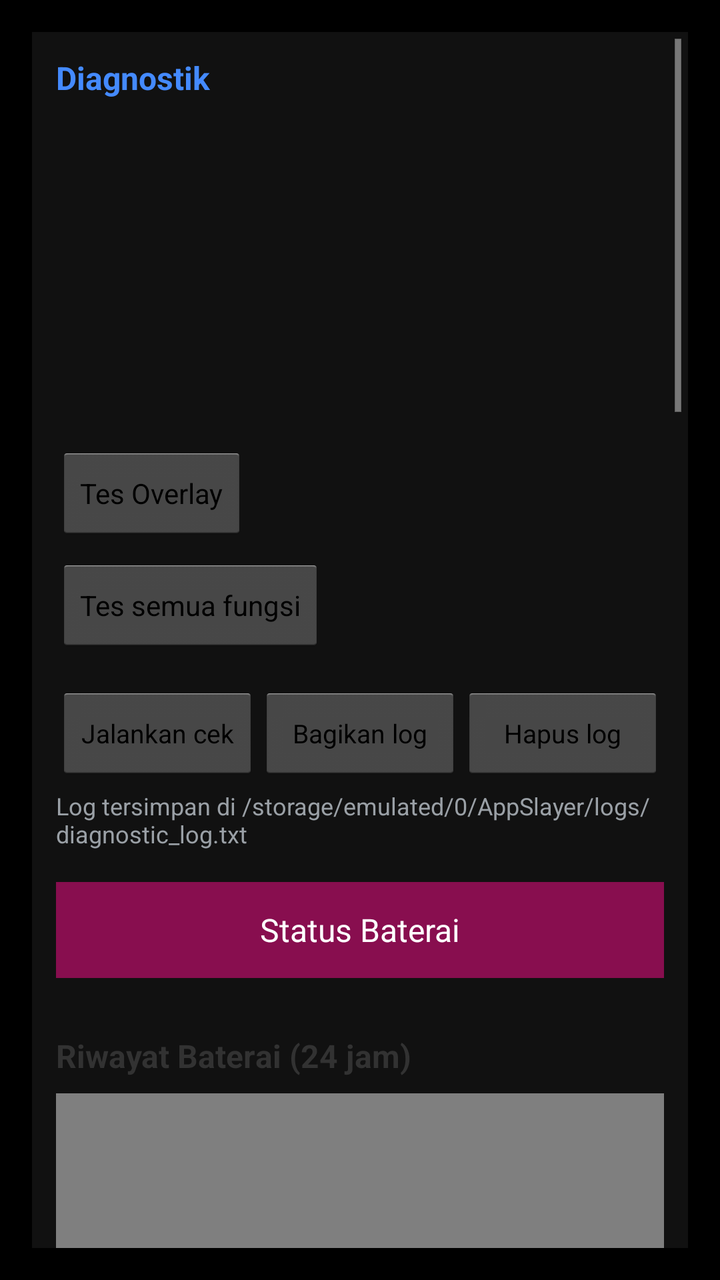
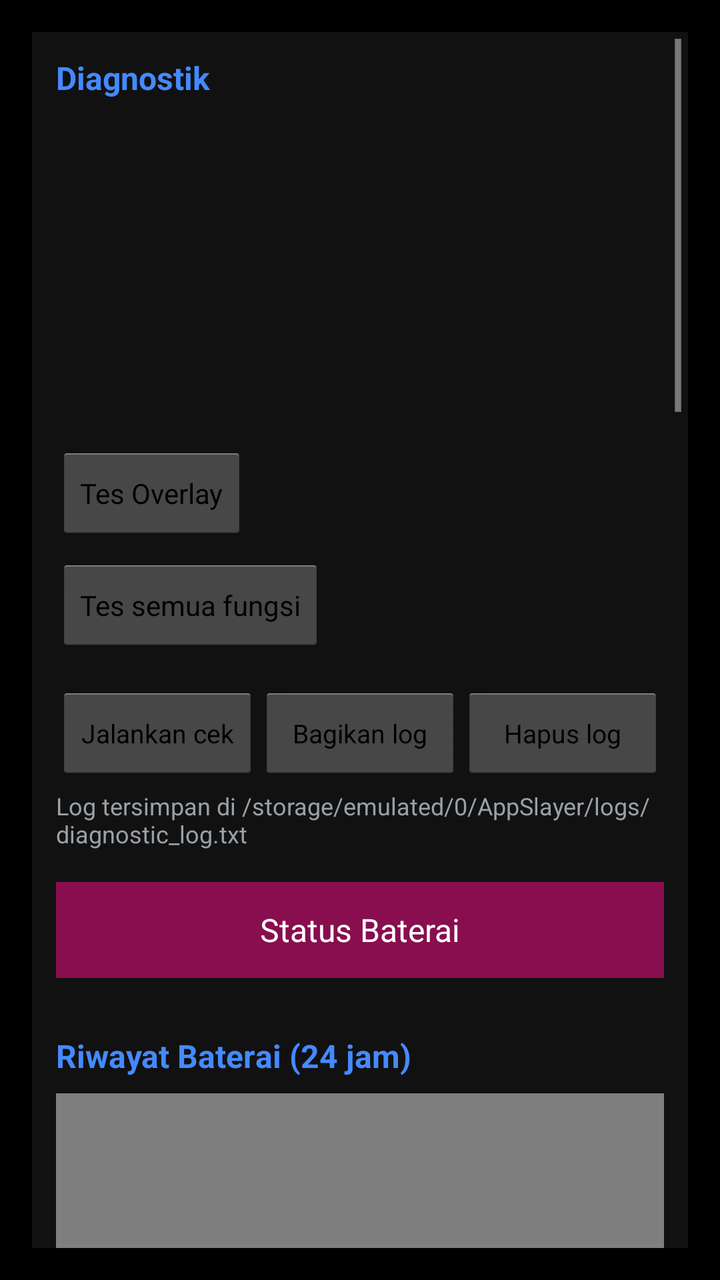

Before-and-after screenshots of an Android layout around one commit, followed by the original layout XML and the change that was made.
<!-- AndroidManifest.xml: activity theme android:Theme.Holo.Light.DarkActionBar -->
<!-- res/layout/activity_floating_monitor.xml -->
<?xml version="1.0" encoding="utf-8"?>
<ScrollView xmlns:android="http://schemas.android.com/apk/res/android" android:background="#000000" android:padding="16dp" android:fitsSystemWindows="true" android:layout_width="match_parent" android:layout_height="match_parent">
    <LinearLayout android:orientation="vertical" android:id="@+id/monitorContainer" android:background="#111111" android:padding="12dp" android:layout_width="match_parent" android:layout_height="wrap_content">
        <TextView android:textSize="16sp" android:textStyle="bold" android:textColor="#448aff" android:layout_width="match_parent" android:layout_height="wrap_content" android:layout_marginBottom="8dp" android:text="@string/diag_title"/>
        <TextView android:id="@+id/diagPermission" android:textSize="14sp" android:textColor="#ffffff" android:layout_width="match_parent" android:layout_height="wrap_content" android:layout_marginBottom="4dp"/>
        <TextView android:id="@+id/diagService" android:textSize="14sp" android:textColor="#ffffff" android:layout_width="match_parent" android:layout_height="wrap_content" android:layout_marginBottom="4dp"/>
        <TextView android:id="@+id/diagWindows" android:textSize="14sp" android:textColor="#ffffff" android:layout_width="match_parent" android:layout_height="wrap_content" android:layout_marginBottom="4dp"/>
        <TextView android:id="@+id/diagEnabledService" android:textSize="14sp" android:textColor="#ffffff" android:layout_width="match_parent" android:layout_height="wrap_content" android:layout_marginBottom="4dp"/>
        <TextView android:id="@+id/diagLastAdd" android:textSize="14sp" android:textColor="#ffffff" android:layout_width="match_parent" android:layout_height="wrap_content" android:layout_marginBottom="4dp"/>
        <TextView android:id="@+id/diagNotifPermission" android:textSize="14sp" android:textColor="#ffffff" android:layout_width="match_parent" android:layout_height="wrap_content" android:layout_marginBottom="4dp"/>
        <TextView android:id="@+id/diagNotifService" android:textSize="14sp" android:textColor="#ffffff" android:layout_width="match_parent" android:layout_height="wrap_content" android:layout_marginBottom="8dp"/>
        <Button android:textSize="14sp" android:id="@+id/btnTestOverlay" android:layout_width="wrap_content" android:layout_height="wrap_content" android:layout_marginBottom="8dp" android:text="@string/diag_test"/>
        <Button android:textSize="14sp" android:id="@+id/btnTestFunctions" android:layout_width="wrap_content" android:layout_height="wrap_content" android:layout_marginBottom="16dp" android:text="@string/btn_test_functions"/>
        <LinearLayout android:orientation="horizontal" android:layout_width="match_parent" android:layout_height="wrap_content" android:layout_marginBottom="4dp">
            <Button android:textSize="13sp" android:id="@+id/btnRunChecks" android:layout_width="0dp" android:layout_weight="1" android:layout_height="wrap_content" android:text="@string/diag_run_checks"/>
            <Button android:textSize="13sp" android:id="@+id/btnShareLog" android:layout_width="0dp" android:layout_weight="1" android:layout_height="wrap_content" android:text="@string/diag_share_log"/>
            <Button android:textSize="13sp" android:id="@+id/btnClearLog" android:layout_width="0dp" android:layout_weight="1" android:layout_height="wrap_content" android:text="@string/diag_clear_log"/>
        </LinearLayout>
        <TextView android:id="@+id/diagLogPathHint" android:textSize="12sp" android:textColor="#9aa0a6" android:layout_width="match_parent" android:layout_height="wrap_content" android:layout_marginBottom="16dp" android:text="@string/diag_log_path_hint"/>
        <Button android:textSize="16sp" android:textColor="#ffffff" android:id="@+id/btnBatteryStatus" android:background="#880e4f" android:layout_width="match_parent" android:layout_height="wrap_content" android:layout_marginBottom="12dp" android:text="@string/battery_status"/>
        <TextView android:layout_width="wrap_content" android:layout_height="wrap_content" android:layout_marginTop="16dp" android:text="@string/battery_history_title" android:textSize="16sp" android:textStyle="bold"/>
        <com.appslayer.official.BatteryGraphView android:id="@+id/batteryGraph" android:layout_width="match_parent" android:layout_height="180dp" android:layout_marginTop="8dp"/>
        <TextView android:id="@+id/batteryHistorySummary" android:layout_width="wrap_content" android:layout_height="wrap_content" android:layout_marginTop="8dp" android:textSize="13sp"/>
        <TextView android:id="@+id/batteryHistoryHint" android:layout_width="match_parent" android:layout_height="wrap_content" android:layout_marginTop="4dp" android:textSize="13sp" android:textColor="#ffb300" android:text="@string/battery_history_hint" android:visibility="gone"/>
        <TextView android:layout_width="wrap_content" android:layout_height="wrap_content" android:layout_marginTop="16dp" android:text="@string/temp_sensors_title" android:textSize="16sp" android:textStyle="bold"/>
        <TextView android:id="@+id/tempSensorList" android:layout_width="match_parent" android:layout_height="wrap_content" android:layout_marginTop="8dp" android:textSize="13sp"/>
        <TextView android:textSize="18sp" android:textStyle="bold" android:textColor="#448aff" android:layout_width="match_parent" android:layout_height="wrap_content" android:layout_marginBottom="12dp" android:text="@string/settings_title"/>
        <TextView android:textSize="16sp" android:textColor="#ffffff" android:layout_width="match_parent" android:layout_height="wrap_content" android:text="@string/transparency"/>
        <SeekBar android:id="@+id/seekTransparency" android:layout_width="match_parent" android:layout_height="wrap_content"/>
        <TextView android:textSize="16sp" android:textColor="#ffffff" android:layout_width="match_parent" android:layout_height="wrap_content" android:layout_marginTop="12dp" android:text="@string/text_size"/>
        <SeekBar android:id="@+id/seekTextSize" android:layout_width="match_parent" android:layout_height="wrap_content" android:layout_marginBottom="16dp"/>
        <Switch android:textSize="16sp" android:textColor="#ffffff" android:id="@+id/switchSnapToBar" android:layout_width="match_parent" android:layout_height="wrap_content" android:layout_marginBottom="12dp" android:text="@string/snap_to_bar"/>
        <Switch android:textSize="16sp" android:textColor="#ffffff" android:id="@+id/switchClickThrough" android:layout_width="match_parent" android:layout_height="wrap_content" android:layout_marginBottom="12dp" android:text="@string/click_through"/>
        <Switch android:textSize="16sp" android:textColor="#ffffff" android:id="@+id/switchFullscreen" android:layout_width="match_parent" android:layout_height="wrap_content" android:layout_marginBottom="12dp" android:text="@string/disable_fullscreen"/>
        <Switch android:textSize="16sp" android:textColor="#ffffff" android:id="@+id/switchLandscape" android:layout_width="match_parent" android:layout_height="wrap_content" android:layout_marginBottom="12dp" android:text="@string/disable_landscape"/>
        <Switch android:textSize="16sp" android:textColor="#ffffff" android:id="@+id/switchDarkText" android:layout_width="match_parent" android:layout_height="wrap_content" android:layout_marginBottom="12dp" android:text="@string/dark_text"/>
        <Switch android:textSize="16sp" android:textColor="#ffffff" android:id="@+id/switchTextShadow" android:layout_width="match_parent" android:layout_height="wrap_content" android:layout_marginBottom="12dp" android:text="@string/text_shadow"/>
        <Switch android:textSize="16sp" android:textColor="#ffffff" android:id="@+id/switchBoot" android:layout_width="match_parent" android:layout_height="wrap_content" android:layout_marginBottom="16dp" android:text="@string/start_on_boot"/>
        <TextView android:textSize="16sp" android:textStyle="bold" android:textColor="#ffffff" android:layout_width="match_parent" android:layout_height="wrap_content" android:layout_marginTop="16dp" android:layout_marginBottom="8dp" android:text="@string/monitor_style_title"/>
        <RadioGroup android:id="@+id/radioMonitorStyle" android:orientation="horizontal" android:layout_width="match_parent" android:layout_height="wrap_content" android:layout_marginBottom="12dp">
            <RadioButton android:id="@+id/radioStyleClassic" android:textSize="16sp" android:textColor="#ffffff" android:layout_width="wrap_content" android:layout_height="wrap_content" android:layout_marginEnd="24dp" android:text="@string/monitor_style_classic"/>
            <RadioButton android:id="@+id/radioStyleMini" android:textSize="16sp" android:textColor="#ffffff" android:layout_width="wrap_content" android:layout_height="wrap_content" android:text="@string/monitor_style_mini"/>
        </RadioGroup>
        <TextView android:textSize="16sp" android:textStyle="bold" android:textColor="#448aff" android:layout_width="match_parent" android:layout_height="wrap_content" android:layout_marginBottom="8dp" android:text="@string/monitor_title"/>
        <Switch android:textSize="16sp" android:textColor="#ffffff" android:id="@+id/switchCpu" android:layout_width="match_parent" android:layout_height="wrap_content" android:layout_marginBottom="12dp" android:text="@string/monitor_cpu"/>
        <Switch android:textSize="16sp" android:textColor="#ffffff" android:id="@+id/switchTemp" android:layout_width="match_parent" android:layout_height="wrap_content" android:layout_marginBottom="12dp" android:text="@string/monitor_temp"/>
        <Switch android:textSize="16sp" android:textColor="#ffffff" android:id="@+id/switchBattery" android:layout_width="match_parent" android:layout_height="wrap_content" android:layout_marginBottom="12dp" android:text="@string/monitor_battery"/>
        <Switch android:textSize="16sp" android:textColor="#ffffff" android:id="@+id/switchRam" android:layout_width="match_parent" android:layout_height="wrap_content" android:layout_marginBottom="12dp" android:text="@string/monitor_ram"/>
        <Switch android:textSize="16sp" android:textColor="#ffffff" android:id="@+id/switchBatteryCurrent" android:layout_width="match_parent" android:layout_height="wrap_content" android:layout_marginBottom="12dp" android:text="@string/monitor_current"/>
        <Switch android:textSize="16sp" android:textColor="#ffffff" android:id="@+id/switchSignal" android:layout_width="match_parent" android:layout_height="wrap_content" android:layout_marginBottom="12dp" android:text="@string/monitor_signal"/>
        <Switch android:textSize="16sp" android:textColor="#ffffff" android:id="@+id/switchFps" android:layout_width="match_parent" android:layout_height="wrap_content" android:layout_marginBottom="12dp" android:text="@string/monitor_fps"/>
        <Switch android:textSize="16sp" android:textColor="#ffffff" android:id="@+id/switchProcess" android:layout_width="match_parent" android:layout_height="wrap_content" android:layout_marginBottom="20dp" android:text="@string/monitor_process"/>
        <TextView android:textSize="16sp" android:textStyle="bold" android:textColor="#448aff" android:layout_width="match_parent" android:layout_height="wrap_content" android:layout_marginBottom="8dp" android:text="@string/fps_record_title"/>
        <Switch android:textSize="16sp" android:textColor="#ffffff" android:id="@+id/switchRecordFps" android:layout_width="match_parent" android:layout_height="wrap_content" android:layout_marginBottom="8dp" android:text="@string/record_fps"/>
        <TextView android:id="@+id/recordFpsStatus" android:textSize="13sp" android:textColor="#ffffff" android:layout_width="match_parent" android:layout_height="wrap_content" android:layout_marginBottom="4dp"/>
        <TextView android:textSize="13sp" android:layout_width="match_parent" android:layout_height="wrap_content" android:layout_marginBottom="12dp" android:text="@string/record_fps_hint"/>
        <Button android:textSize="15sp" android:id="@+id/btnFpsSessions" android:layout_width="wrap_content" android:layout_height="wrap_content" android:layout_marginBottom="16dp" android:text="@string/btn_fps_sessions"/>
        <Button android:textSize="15sp" android:layout_gravity="center_horizontal" android:id="@+id/buttonReset" android:layout_width="wrap_content" android:layout_height="wrap_content" android:layout_marginTop="16dp" android:layout_marginBottom="8dp" android:text="@string/reset_settings"/>
    </LinearLayout>
</ScrollView>
<!-- resources referenced by this layout -->
<resources>
  <string name="battery_history_hint">Riwayat baterai dicatat selama service notifikasi berjalan. Aktifkan notifikasi di layar utama biar grafiknya terisi.</string>
  <string name="battery_history_title">Riwayat Baterai (24 jam)</string>
  <string name="battery_status">Status Baterai</string>
  <string name="btn_fps_sessions">Sesi FPS</string>
  <string name="btn_test_functions">Tes semua fungsi</string>
  <string name="click_through">Klik tembus</string>
  <string name="dark_text">Teks gelap</string>
  <string name="diag_clear_log">Hapus log</string>
  <string name="diag_log_path_hint">Log tersimpan di /storage/emulated/0/AppSlayer/logs/diagnostic_log.txt</string>
  <string name="diag_run_checks">Jalankan cek</string>
  <string name="diag_share_log">Bagikan log</string>
  <string name="diag_test">Tes Overlay</string>
  <string name="diag_title">Diagnostik</string>
  <string name="disable_fullscreen">Nonaktif di layar penuh</string>
  <string name="disable_landscape">Nonaktif saat lanskap</string>
  <string name="fps_record_title">Perekam FPS</string>
  <string name="monitor_battery">Monitor Baterai</string>
  <string name="monitor_cpu">Monitor CPU</string>
  <string name="monitor_current">Arus baterai</string>
  <string name="monitor_fps">Monitor FPS</string>
  <string name="monitor_process">Monitor Proses</string>
  <string name="monitor_ram">Monitor RAM</string>
  <string name="monitor_signal">Monitor Jaringan</string>
  <string name="monitor_style_classic">Klasik</string>
  <string name="monitor_style_mini">Mini</string>
  <string name="monitor_style_title">Gaya Monitor</string>
  <string name="monitor_temp">Monitor Suhu</string>
  <string name="monitor_title">Monitor</string>
  <string name="record_fps">Rekam FPS</string>
  <string name="record_fps_hint">Rekam FPS saat bermain, lalu lihat laporannya di daftar sesi. Perekaman tetap jalan setelah layar ini ditutup.</string>
  <string name="reset_settings">Reset Setelan</string>
  <string name="settings_title">Setelan</string>
  <string name="snap_to_bar">Tempel ke status bar</string>
  <string name="start_on_boot">Aktif saat boot</string>
  <string name="temp_sensors_title">Sensor Suhu</string>
  <string name="text_shadow">Bayangan teks</string>
  <string name="text_size">Ukuran Teks</string>
  <string name="transparency">Transparansi</string>
</resources>

<!-- the commit's change to res/layout/activity_floating_monitor.xml (unified diff, before → after) -->
@@ -18,12 +18,12 @@
         </LinearLayout>
         <TextView android:id="@+id/diagLogPathHint" android:textSize="12sp" android:textColor="#9aa0a6" android:layout_width="match_parent" android:layout_height="wrap_content" android:layout_marginBottom="16dp" android:text="@string/diag_log_path_hint"/>
         <Button android:textSize="16sp" android:textColor="#ffffff" android:id="@+id/btnBatteryStatus" android:background="#880e4f" android:layout_width="match_parent" android:layout_height="wrap_content" android:layout_marginBottom="12dp" android:text="@string/battery_status"/>
-        <TextView android:layout_width="wrap_content" android:layout_height="wrap_content" android:layout_marginTop="16dp" android:text="@string/battery_history_title" android:textSize="16sp" android:textStyle="bold"/>
+        <TextView android:layout_width="wrap_content" android:layout_height="wrap_content" android:layout_marginTop="16dp" android:text="@string/battery_history_title" android:textSize="16sp" android:textStyle="bold" android:textColor="#448aff"/>
         <com.appslayer.official.BatteryGraphView android:id="@+id/batteryGraph" android:layout_width="match_parent" android:layout_height="180dp" android:layout_marginTop="8dp"/>
-        <TextView android:id="@+id/batteryHistorySummary" android:layout_width="wrap_content" android:layout_height="wrap_content" android:layout_marginTop="8dp" android:textSize="13sp"/>
+        <TextView android:id="@+id/batteryHistorySummary" android:layout_width="wrap_content" android:layout_height="wrap_content" android:layout_marginTop="8dp" android:textSize="13sp" android:textColor="#9aa0a6"/>
         <TextView android:id="@+id/batteryHistoryHint" android:layout_width="match_parent" android:layout_height="wrap_content" android:layout_marginTop="4dp" android:textSize="13sp" android:textColor="#ffb300" android:text="@string/battery_history_hint" android:visibility="gone"/>
-        <TextView android:layout_width="wrap_content" android:layout_height="wrap_content" android:layout_marginTop="16dp" android:text="@string/temp_sensors_title" android:textSize="16sp" android:textStyle="bold"/>
-        <TextView android:id="@+id/tempSensorList" android:layout_width="match_parent" android:layout_height="wrap_content" android:layout_marginTop="8dp" android:textSize="13sp"/>
+        <TextView android:layout_width="wrap_content" android:layout_height="wrap_content" android:layout_marginTop="16dp" android:text="@string/temp_sensors_title" android:textSize="16sp" android:textStyle="bold" android:textColor="#448aff"/>
+        <TextView android:id="@+id/tempSensorList" android:layout_width="match_parent" android:layout_height="wrap_content" android:layout_marginTop="8dp" android:textSize="13sp" android:textColor="#9aa0a6"/>
         <TextView android:textSize="18sp" android:textStyle="bold" android:textColor="#448aff" android:layout_width="match_parent" android:layout_height="wrap_content" android:layout_marginBottom="12dp" android:text="@string/settings_title"/>
         <TextView android:textSize="16sp" android:textColor="#ffffff" android:layout_width="match_parent" android:layout_height="wrap_content" android:text="@string/transparency"/>
         <SeekBar android:id="@+id/seekTransparency" android:layout_width="match_parent" android:layout_height="wrap_content"/>
@@ -53,7 +53,7 @@
         <TextView android:textSize="16sp" android:textStyle="bold" android:textColor="#448aff" android:layout_width="match_parent" android:layout_height="wrap_content" android:layout_marginBottom="8dp" android:text="@string/fps_record_title"/>
         <Switch android:textSize="16sp" android:textColor="#ffffff" android:id="@+id/switchRecordFps" android:layout_width="match_parent" android:layout_height="wrap_content" android:layout_marginBottom="8dp" android:text="@string/record_fps"/>
         <TextView android:id="@+id/recordFpsStatus" android:textSize="13sp" android:textColor="#ffffff" android:layout_width="match_parent" android:layout_height="wrap_content" android:layout_marginBottom="4dp"/>
-        <TextView android:textSize="13sp" android:layout_width="match_parent" android:layout_height="wrap_content" android:layout_marginBottom="12dp" android:text="@string/record_fps_hint"/>
+        <TextView android:textSize="13sp" android:layout_width="match_parent" android:layout_height="wrap_content" android:layout_marginBottom="12dp" android:textColor="#9aa0a6" android:text="@string/record_fps_hint"/>
         <Button android:textSize="15sp" android:id="@+id/btnFpsSessions" android:layout_width="wrap_content" android:layout_height="wrap_content" android:layout_marginBottom="16dp" android:text="@string/btn_fps_sessions"/>
         <Button android:textSize="15sp" android:layout_gravity="center_horizontal" android:id="@+id/buttonReset" android:layout_width="wrap_content" android:layout_height="wrap_content" android:layout_marginTop="16dp" android:layout_marginBottom="8dp" android:text="@string/reset_settings"/>
     </LinearLayout>
